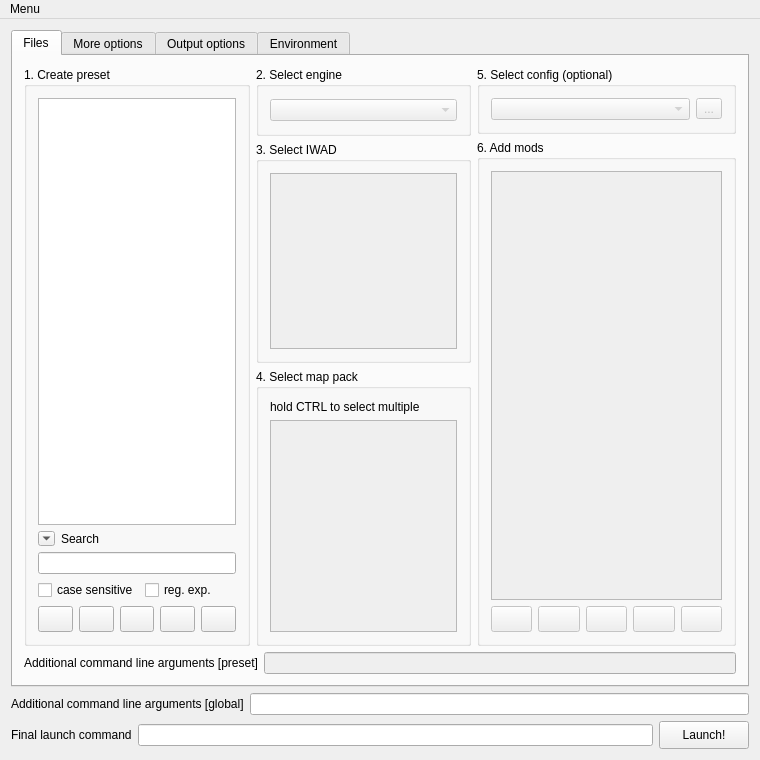
This is Forms/MainWindow.ui in Youda008/DoomRunner as Qt 5 draws it before an edit. The edited form follows.
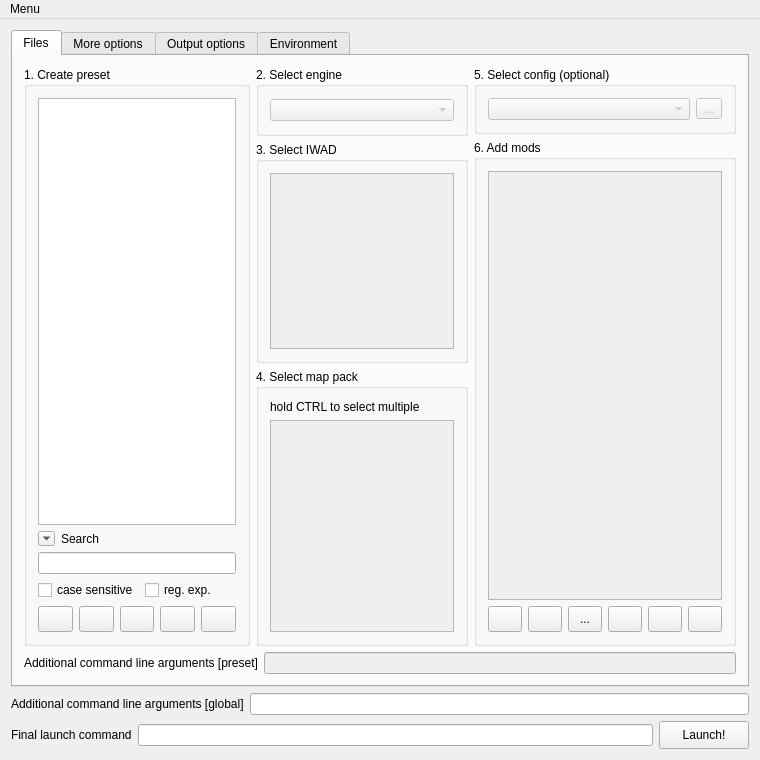
This is the edited form. Icons and pictures are not drawn. Custom widgets are drawn as their Qt base class.

The edit to the form file:
```diff
--- a/Forms/MainWindow.ui
+++ b/Forms/MainWindow.ui
@@ -26,7 +26,7 @@
        </attribute>
        <layout class="QVBoxLayout" name="verticalLayout_12">
         <item>
-         <layout class="QHBoxLayout" name="horizontalLayout_14" stretch="87,83,100">
+         <layout class="QHBoxLayout" name="horizontalLayout_14" stretch="100,94,116">
           <item>
            <layout class="QVBoxLayout" name="verticalLayout">
             <item>
@@ -380,7 +380,7 @@
                  <item>
                   <widget class="QToolButton" name="modBtnAdd">
                    <property name="enabled">
-                    <bool>false</bool>
+                    <bool>true</bool>
                    </property>
                    <property name="sizePolicy">
                     <sizepolicy hsizetype="Preferred" vsizetype="Fixed">
@@ -406,7 +406,7 @@
                  <item>
                   <widget class="QToolButton" name="modBtnAddDir">
                    <property name="enabled">
-                    <bool>false</bool>
+                    <bool>true</bool>
                    </property>
                    <property name="sizePolicy">
                     <sizepolicy hsizetype="Preferred" vsizetype="Fixed">
@@ -429,10 +429,36 @@
                    </property>
                   </widget>
                  </item>
+                 <item>
+                  <widget class="QToolButton" name="modBtnAddArg">
+                   <property name="sizePolicy">
+                    <sizepolicy hsizetype="Preferred" vsizetype="Fixed">
+                     <horstretch>0</horstretch>
+                     <verstretch>0</verstretch>
+                    </sizepolicy>
+                   </property>
+                   <property name="minimumSize">
+                    <size>
+                     <width>26</width>
+                     <height>26</height>
+                    </size>
+                   </property>
+                   <property name="toolTip">
+                    <string>&lt;html&gt;&lt;head/&gt;&lt;body&gt;&lt;p&gt;Add a custom command line argument&lt;/p&gt;&lt;/body&gt;&lt;/html&gt;</string>
+                   </property>
+                   <property name="text">
+                    <string>...</string>
+                   </property>
+                   <property name="icon">
+                    <iconset resource="../Resources/Resources.qrc">
+                     <normaloff>:/Terminal.png</normaloff>:/Terminal.png</iconset>
+                   </property>
+                  </widget>
+                 </item>
                  <item>
                   <widget class="QToolButton" name="modBtnDel">
                    <property name="enabled">
-                    <bool>false</bool>
+                    <bool>true</bool>
                    </property>
                    <property name="sizePolicy">
                     <sizepolicy hsizetype="Preferred" vsizetype="Fixed">
@@ -458,7 +484,7 @@
                  <item>
                   <widget class="QToolButton" name="modBtnUp">
                    <property name="enabled">
-                    <bool>false</bool>
+                    <bool>true</bool>
                    </property>
                    <property name="sizePolicy">
                     <sizepolicy hsizetype="Preferred" vsizetype="Fixed">
@@ -484,7 +510,7 @@
                  <item>
                   <widget class="QToolButton" name="modBtnDown">
                    <property name="enabled">
-                    <bool>false</bool>
+                    <bool>true</bool>
                    </property>
                    <property name="sizePolicy">
                     <sizepolicy hsizetype="Preferred" vsizetype="Fixed">
```
Left out of the diff: 2 changed lines with no effect on the pictures.
